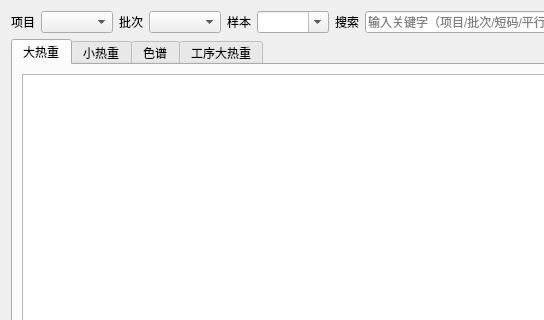
yan134121/TobaccoAnalysis, file src/src/gui/dialogs/samplelistdialog.ui: the form before one commit; both pictures show x 0 to 544 and y 0 to 320 of the 800 by 600 pixel window.
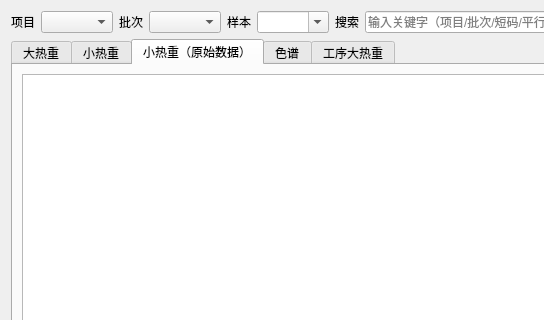
The form after the commit. The open tabs and pages were chosen to show the change.

Commit message: Add small TG raw data workflow

The edit to the form file:
```diff
--- a/src/src/gui/dialogs/samplelistdialog.ui
+++ b/src/src/gui/dialogs/samplelistdialog.ui
@@ -91,6 +91,16 @@
        </item>
       </layout>
      </widget>
+    <widget class="QWidget" name="smallRawTab">
+     <attribute name="title">
+      <string>小热重（原始数据）</string>
+     </attribute>
+     <layout class="QVBoxLayout" name="smallRawLayout">
+      <item>
+       <widget class="QTableView" name="smallRawTableView"/>
+      </item>
+     </layout>
+    </widget>
      <widget class="QWidget" name="chromTab">
       <attribute name="title">
        <string>色谱</string>
```
Lines whose indentation alone changed are shown as unchanged. The commit also changes 27 other files.
